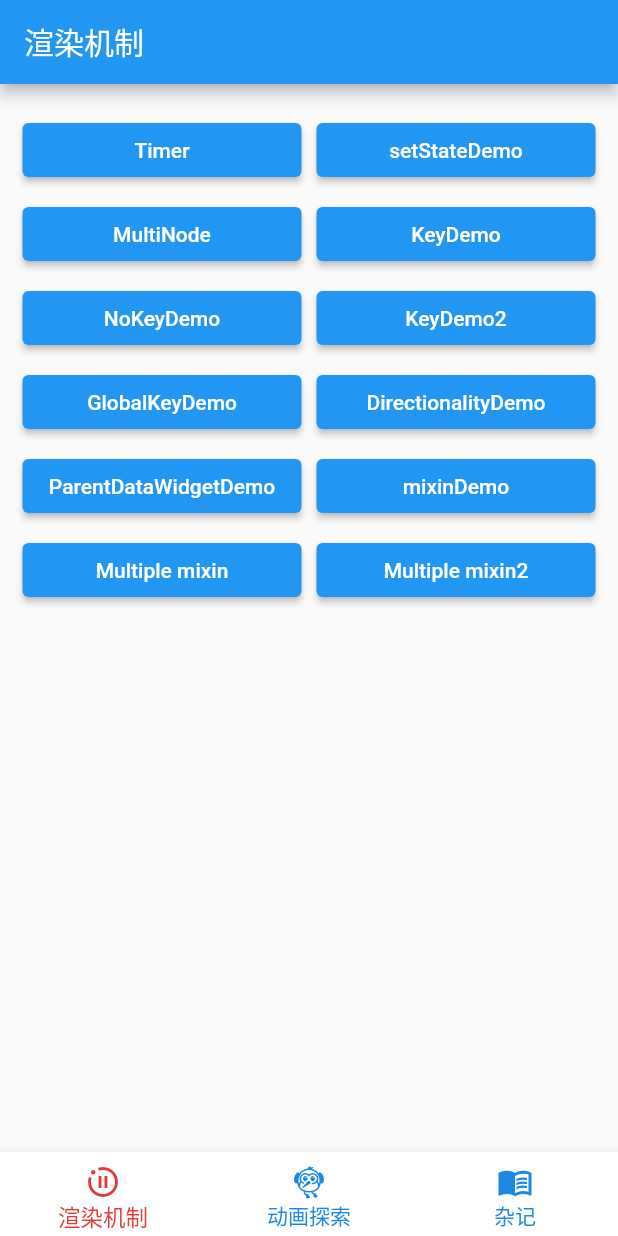
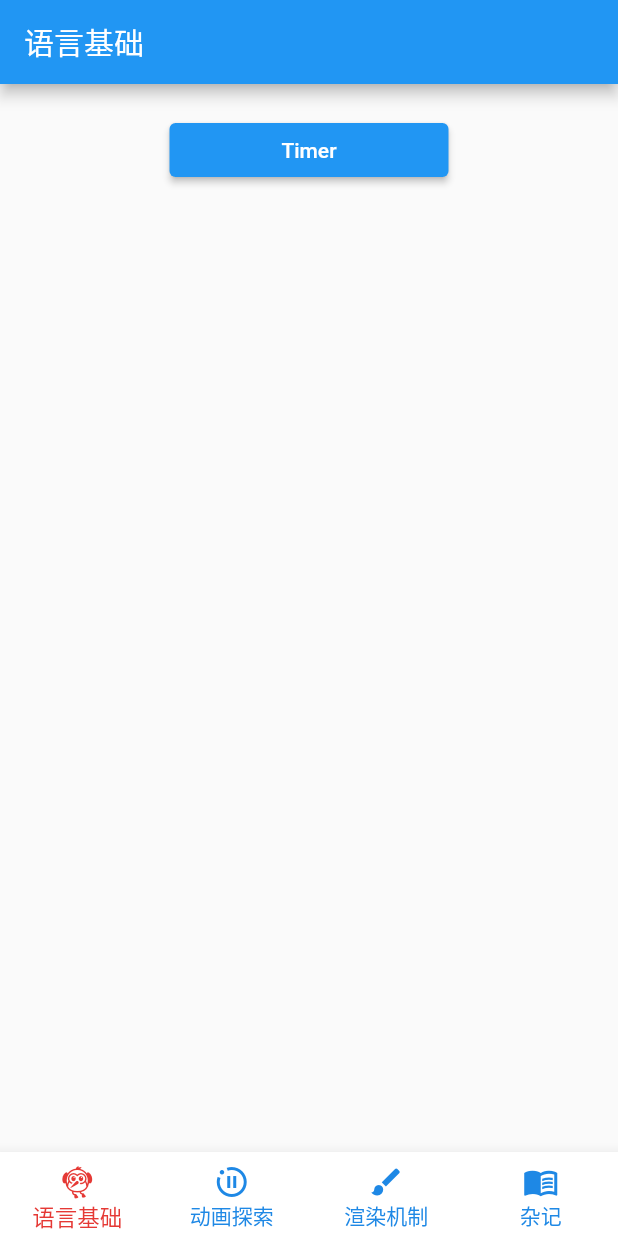
Before and after one commit to DaoSuper/flutter_booklet, a Flutter app: the screen it shows after launch, after a tap on "Timer", on a phone screen of 412 x 824 dp. Run offline on Flutter 3.47's test engine with Material 2 defaults, Android fonts, the phone set to English and light mode, and no system bars.

Commit message:
add 语言基础

```diff
--- a/lib/pages/app_page.dart
+++ b/lib/pages/app_page.dart
@@ -1,5 +1,6 @@
 import 'package:flutter/material.dart';
 import 'package:flutter_booklet/pages/anim/anim_page.dart';
+import 'package:flutter_booklet/pages/idream/idream_page.dart';
 import 'package:flutter_booklet/pages/irender/irender_page.dart';
 import 'package:flutter_booklet/pages/miscellaneous/miscellaneous_page.dart';
 
@@ -14,11 +15,14 @@ class _AppPageState extends State<AppPage>{
 
   final PageController controller = PageController();
   final List<Map<String, dynamic>> navigations = [
-    {'name': '渲染机制', "icon": Icons.motion_photos_paused,},
-    {'name': '动画探索', "icon": Icons.flutter_dash,},
+    {'name': '语言基础', "icon": Icons.flutter_dash,}, //https://juejin.cn/book/6844733827617652750
+    // {'name': '绘制指南', "icon": Icons.palette,}, //https://juejin.im/book/6844733827265331214
+    // {'name': ' 手势探索', "icon": Icons.touch_app,}, //https://juejin.cn/book/6896378716427911181
+    {'name': '动画探索', "icon": Icons.motion_photos_paused,}, //https://juejin.cn/book/6965102582473687071
+    // {'name': '滑动探索', "icon": Icons.swipe,}, //https://juejin.cn/book/6984685333312962573
+    // {'name': '布局探索', "icon": Icons.dashboard,}, //https://juejin.cn/book/7075958265250578469
+    {'name': '渲染机制', "icon": Icons.brush,}, //https://juejin.cn/book/6965102582473687071
     {'name': '杂记', "icon": Icons.menu_book,},
-    // {'name': '手势', "icon": Icons.gesture,},
-    // {'name': '滑动', "icon": Icons.toll_outlined,},
   ];
   int currentIndex = 0;
 
@@ -39,6 +43,7 @@ class _AppPageState extends State<AppPage>{
           });
         },
         children: const [
+          IDreamPage(),
           IRenderPage(),
           AnimPage(),
           MiscellaneousPage()
--- /dev/null
+++ b/lib/pages/idream/idream_page.dart
@@ -0,0 +1,36 @@
+import 'package:flutter/material.dart';
+import 'package:flutter_booklet/pages/irender/01_timer/timer_demo.dart';
+import 'package:flutter_booklet/widgets/dao_button.dart';
+
+class IDreamPage extends StatelessWidget {
+  const IDreamPage({super.key});
+
+  @override
+  Widget build(BuildContext context) {
+    return Scaffold(
+      appBar: AppBar(
+        title: const Text('语言基础'),
+      ),
+      body: SingleChildScrollView(
+        padding: const EdgeInsets.symmetric(horizontal: 10, vertical: 20),
+        child: Center(
+          child: Wrap(
+            direction: Axis.horizontal,
+            alignment: WrapAlignment.center,
+            spacing: 10,
+            runSpacing: 8,
+            children:  [
+              ItemBtn(
+                btnName: 'Timer',
+                onPressed: (){
+                  TimerDemo.timerTest();
+                  TimerDemo.do2();
+                }
+              ),
+            ],
+          ),
+        ),
+      ),
+    );
+  }
+}
```
